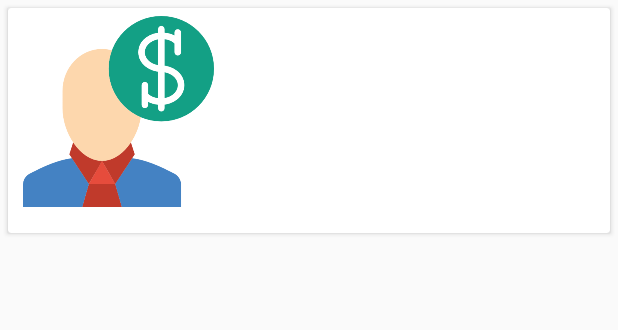
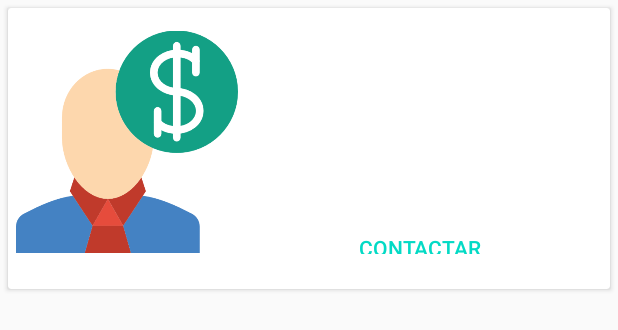
Before and after one commit to NEMESIIS/FEI-EATS-mov, an Android app: the layout item_vendedor.xml on its own in the app's theme, with its tools: preview values and no code run, on a phone screen of 412 x 824 dp. Shown: the top 330 px of the screen. Run offline under Robolectric (Android 15) with nearby library versions, the phone set to English and light mode, and no system bars.

Commit message:
ver vendedores - listov2 (falta poner imágenes)

```diff
--- a/app/src/main/java/com/example/fei_eats_mov/ActivityDefault.java
+++ b/app/src/main/java/com/example/fei_eats_mov/ActivityDefault.java
@@ -41,6 +41,8 @@ public class ActivityDefault extends AppCompatActivity {
     @Override
     protected void onCreate(@Nullable Bundle savedInstanceState) {
         super.onCreate(savedInstanceState);
+        //para menú contextual
+
         setContentView(R.layout.activity_usuarios);
         mRecyclerView2 = findViewById(R.id.recyclerViewVendedores);
 
--- a/app/src/main/java/com/example/fei_eats_mov/productos/adapters/MensajeAdapterV.java
+++ b/app/src/main/java/com/example/fei_eats_mov/productos/adapters/MensajeAdapterV.java
@@ -1,8 +1,10 @@
 package com.example.fei_eats_mov.productos.adapters;
 
+import android.content.Context;
 import android.view.LayoutInflater;
 import android.view.View;
 import android.view.ViewGroup;
+import android.widget.Button;
 import android.widget.TextView;
 
 import androidx.annotation.NonNull;
@@ -14,7 +16,7 @@ import com.example.fei_eats_mov.productos.MensajeV;
 
 import java.util.ArrayList;
 
-public class MensajeAdapterV extends RecyclerView.Adapter<MensajeAdapterV.ViewHolder> {
+public class MensajeAdapterV extends RecyclerView.Adapter<MensajeAdapterV.ViewHolder>{
     private int resource2;
     private ArrayList<MensajeV>mensajesList2;
 
@@ -38,26 +40,44 @@ public class MensajeAdapterV extends RecyclerView.Adapter<MensajeAdapterV.ViewHo
         viewHolderv.textViewMensajeV2.setText(mensajev.getUsuario());
         viewHolderv.textViewMensajeV3.setText(mensajev.getCelular());
 
+
+
+
     }
+
+
 
     @Override
     public int getItemCount() {
         return mensajesList2.size();
     }
 
+
+
     public class  ViewHolder extends RecyclerView.ViewHolder{
+        //Contexto
+        Context context;
+
         private TextView textViewMensajeV1;
         private TextView textViewMensajeV2;
         private TextView textViewMensajeV3;
+
+        //para botón
+       // Button btnLlamada;
         //private ImageView Imagen;
         public View view2;
 
         public ViewHolder(View view2){
             super(view2);
             this.view2 = view2;
+            //Para el botón - llamada
+            context = view2.getContext();
             this.textViewMensajeV1 = view2.findViewById(R.id.textViewMensajeV1);
             this.textViewMensajeV2 = view2.findViewById(R.id.textViewMensajeV2);
             this.textViewMensajeV3 = view2.findViewById(R.id.textViewMensajeV3);
+
+            //Para botón
+            //this.btnLlamada = view2.findViewById(R.id.btnLlamada);
             // this.Imagen =view.findViewById(R.id.imgProducto);
 
         }
--- a/app/src/main/res/layout/item_vendedor.xml
+++ b/app/src/main/res/layout/item_vendedor.xml
@@ -5,8 +5,9 @@ android:layout_width="match_parent"
 android:layout_height="wrap_content">
 
     <androidx.cardview.widget.CardView
+        android:id="@+id/cVendedor"
         android:layout_width="match_parent"
-    android:layout_height="wrap_content"
+        android:layout_height="187dp"
         android:layout_marginLeft="5dp"
         android:layout_marginTop="5dp"
         android:layout_marginRight="5dp"
@@ -14,13 +15,13 @@ android:layout_height="wrap_content">
 
         <LinearLayout
             android:layout_width="390dp"
-        android:layout_height="wrap_content"
+            android:layout_height="184dp"
             android:orientation="horizontal">
 
             <ImageView
                 android:id="@+id/imgProducto"
-            android:layout_width="241dp"
-            android:layout_height="127dp"
+                android:layout_width="263dp"
+                android:layout_height="167dp"
                 android:layout_marginLeft="5dp"
                 android:layout_marginTop="5dp"
                 android:layout_marginRight="5dp"
@@ -63,6 +64,14 @@ android:layout_height="wrap_content">
                     android:layout_marginRight="5dp"
                     android:layout_marginBottom="5dp" />
 
+                <Button
+                   style="@style/Widget.AppCompat.Button.Borderless.Colored"
+                    android:id="@+id/btnLlamada"
+                    android:layout_width="match_parent"
+                    android:layout_height="35dp"
+                    android:layout_weight="1"
+                    android:text="Contactar" />
+
             </LinearLayout>
 
         </LinearLayout>
```
Lines whose indentation alone changed are shown as unchanged.
